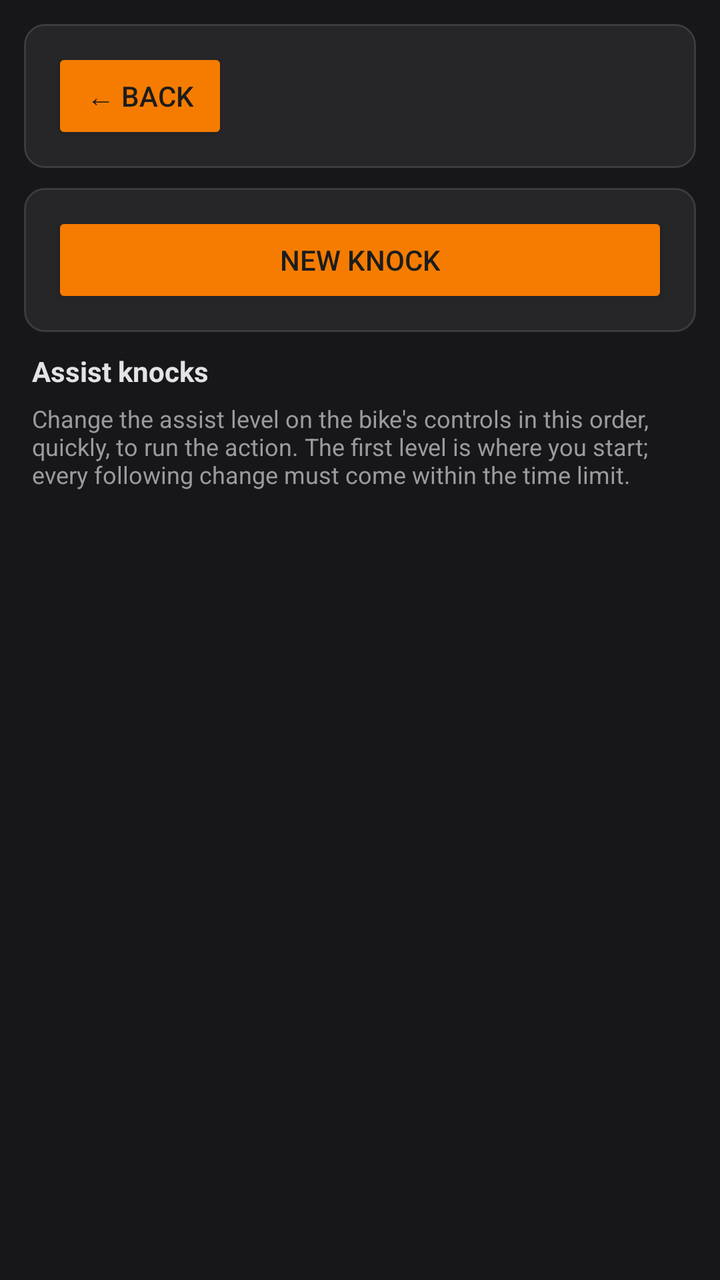
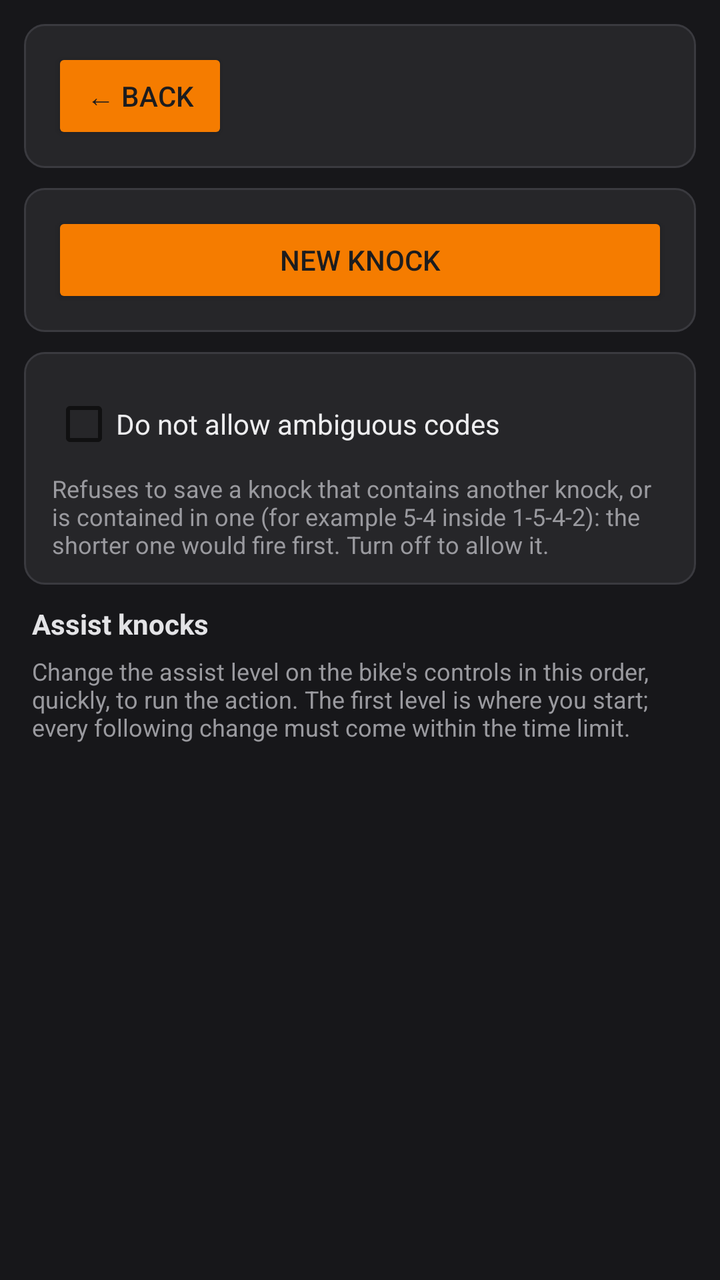

The first picture is an Android layout as it rendered before a commit; the second is the same layout after the commit. The layout source and the unified diff follow.
<!-- AndroidManifest.xml: application theme Theme.AppCompat.DayNight.NoActionBar -->
<!-- res/layout/screen_knocks.xml -->
<?xml version="1.0" encoding="utf-8"?>
<ScrollView xmlns:android="http://schemas.android.com/apk/res/android"
    android:layout_width="match_parent"
    android:layout_height="match_parent"
    android:background="@color/page_bg">

    <LinearLayout
        android:orientation="vertical"
        android:layout_width="match_parent"
        android:layout_height="wrap_content"
        android:padding="12dp">

        <LinearLayout style="@style/CardContainer">
            <Button android:id="@+id/backBtn" style="@style/AmberButton" android:text="@string/back" />
        </LinearLayout>

        <LinearLayout style="@style/CardContainer">

            <Button
                android:id="@+id/newKnockBtn"
                style="@style/AmberButton"
                android:layout_width="match_parent"
                android:text="@string/knock_new" />
        </LinearLayout>

        <TextView style="@style/CardTitle" android:paddingStart="4dp" android:text="@string/knocks_title" />
        <TextView
            style="@style/HintText"
            android:paddingStart="4dp"
            android:paddingBottom="8dp"
            android:text="@string/knocks_screen_hint" />
        <TextView
            android:id="@+id/knocksEmpty"
            style="@style/HintText"
            android:visibility="gone"
            android:paddingStart="4dp"
            android:paddingBottom="8dp"
            android:text="@string/knocks_empty" />

        <LinearLayout
            android:id="@+id/knockList"
            android:orientation="vertical"
            android:layout_width="match_parent"
            android:layout_height="wrap_content" />

    </LinearLayout>
</ScrollView>
<!-- resources referenced by this layout -->
<resources>
  <color name="page_bg">#FF17171A</color>
  <string name="back">← Back</string>
  <string name="knock_new">New knock</string>
  <string name="knocks_empty">No knocks yet.</string>
  <string name="knocks_screen_hint">Change the assist level on the bike\'s controls in this order, quickly, to run the action. The first level is where you start; every following change must come within the time limit.</string>
  <string name="knocks_title">Assist knocks</string>
  <style name="AmberButton">
          <item name="android:layout_width">wrap_content</item>
          <item name="android:layout_height">wrap_content</item>
          <item name="android:textColor">@color/on_amber</item>
          <item name="android:backgroundTint">@color/amber</item>
      </style>
  <style name="CardContainer">
          <item name="android:orientation">vertical</item>
          <item name="android:background">@drawable/card_bg</item>
          <item name="android:paddingStart">14dp</item>
          <item name="android:paddingEnd">14dp</item>
          <item name="android:paddingTop">12dp</item>
          <item name="android:paddingBottom">12dp</item>
          <item name="android:layout_marginBottom">10dp</item>
          <item name="android:layout_width">match_parent</item>
          <item name="android:layout_height">wrap_content</item>
      </style>
  <style name="CardTitle">
          <item name="android:layout_width">wrap_content</item>
          <item name="android:layout_height">wrap_content</item>
          <item name="android:textColor">@color/accent_text</item>
          <item name="android:textSize">14sp</item>
          <item name="android:textStyle">bold</item>
          <item name="android:paddingBottom">6dp</item>
      </style>
  <style name="HintText">
          <item name="android:layout_width">wrap_content</item>
          <item name="android:layout_height">wrap_content</item>
          <item name="android:textColor">@color/text_hint</item>
          <item name="android:textSize">12sp</item>
      </style>
  <color name="on_amber">#FF1C1C1E</color>
  <color name="amber">#FFF57C00</color>
  <!-- drawable card_bg (drawable) -->
  <?xml version="1.0" encoding="utf-8"?>
  <shape xmlns:android="http://schemas.android.com/apk/res/android" android:shape="rectangle">
      <solid android:color="@color/card_bg" />
      <corners android:radius="10dp" />
      <stroke android:width="1dp" android:color="@color/card_border" />
  </shape>
  <color name="accent_text">#FFE3E3E6</color>
  <color name="text_hint">#FF9A9A9F</color>
  <color name="card_bg">#FF262629</color>
  <color name="card_border">#FF3A3A3F</color>
</resources>

<!-- the commit's change to res/layout/screen_knocks.xml (unified diff, before → after) -->
@@ -23,6 +23,17 @@
                 android:text="@string/knock_new" />
         </LinearLayout>
 
+        <LinearLayout style="@style/CardContainer">
+            <CheckBox
+                android:id="@+id/knocksRejectAmbiguous"
+                android:layout_width="wrap_content"
+                android:layout_height="wrap_content"
+                android:minHeight="48dp"
+                android:textColor="@color/text_primary"
+                android:text="@string/knocks_reject_ambiguous" />
+            <TextView style="@style/HintText" android:text="@string/knocks_reject_ambiguous_hint" />
+        </LinearLayout>
+
         <TextView style="@style/CardTitle" android:paddingStart="4dp" android:text="@string/knocks_title" />
         <TextView
             style="@style/HintText"
<!-- resource entries referenced after the edit -->
@@ -1,9 +1,12 @@
 <!-- resources referenced by this layout -->
 <resources>
   <color name="page_bg">#FF17171A</color>
+  <color name="text_primary">#FFEDEDEF</color>
   <string name="back">← Back</string>
   <string name="knock_new">New knock</string>
   <string name="knocks_empty">No knocks yet.</string>
+  <string name="knocks_reject_ambiguous">Do not allow ambiguous codes</string>
+  <string name="knocks_reject_ambiguous_hint">Refuses to save a knock that contains another knock, or is contained in one (for example 5-4 inside 1-5-4-2): the shorter one would fire first. Turn off to allow it.</string>
   <string name="knocks_screen_hint">Change the assist level on the bike\'s controls in this order, quickly, to run the action. The first level is where you start; every following change must come within the time limit.</string>
   <string name="knocks_title">Assist knocks</string>
   <style name="AmberButton">
